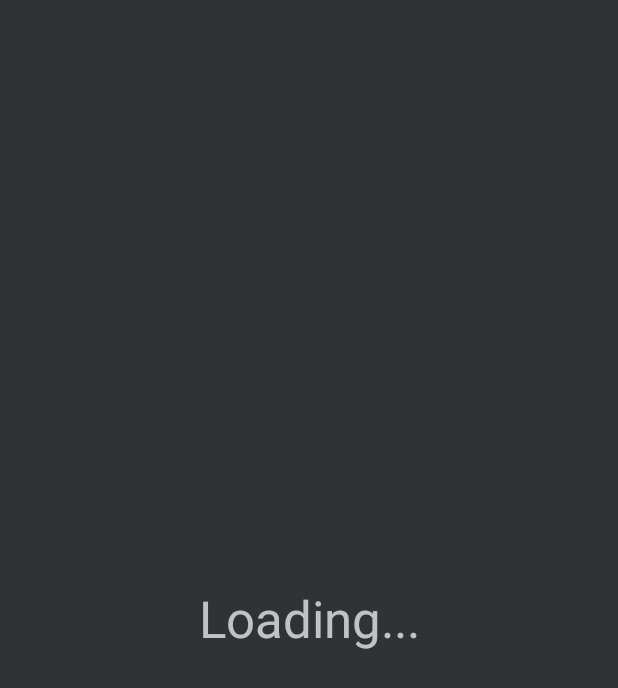
After one commit to OpriaIonut/JapoTime, an Android app: the layout loading_screen.xml on its own in the app's theme, with its tools: preview values and no code run, on a phone screen of 412 x 824 dp. The commit adds this screen. Shown: the top 688 px of the screen. Run offline under Robolectric (Android 15) with nearby library versions, the phone set to English and light mode, and no system bars.

Commit message:
Added loading screen
Will be shown until the kanji dictionary finishes processing

```diff
--- a/app/src/main/java/com/example/japotimeapp/MainActivity.java
+++ b/app/src/main/java/com/example/japotimeapp/MainActivity.java
@@ -5,6 +5,7 @@ import androidx.appcompat.app.AppCompatActivity;
 import android.os.AsyncTask;
 import android.os.Bundle;
 
+import com.example.japotimeapp.fragments.LoadingScreenFragment;
 import com.example.japotimeapp.fragments.MainPageFragment;
 import com.example.japotimeapp.utils.KanjiCard;
 
@@ -30,7 +31,7 @@ public class MainActivity extends AppCompatActivity {
         super.onCreate(savedInstanceState);
         setContentView(R.layout.activity_main);
 
-        getSupportFragmentManager().beginTransaction().add(R.id.fragmentContainer, new MainPageFragment(this)).commit();
+        getSupportFragmentManager().beginTransaction().add(R.id.fragmentContainer, new LoadingScreenFragment(this)).commit();
         new FetchData().start();
     }
 
@@ -41,6 +42,7 @@ public class MainActivity extends AppCompatActivity {
             cardsCollection.add(new KanjiCard(result.get(index)));
         }
         System.out.println("Found: " + cardsCollection.size() + " cards.");
+        getSupportFragmentManager().beginTransaction().add(R.id.fragmentContainer, new MainPageFragment(this)).commit();
     }
 
     public class FetchData extends Thread
--- /dev/null
+++ b/app/src/main/res/layout/loading_screen.xml
@@ -0,0 +1,19 @@
+<?xml version="1.0" encoding="utf-8"?>
+<androidx.constraintlayout.widget.ConstraintLayout xmlns:android="http://schemas.android.com/apk/res/android"
+    xmlns:app="http://schemas.android.com/apk/res-auto"
+    xmlns:tools="http://schemas.android.com/tools"
+    android:layout_width="match_parent"
+    android:layout_height="match_parent"
+    android:background="@color/grayBlueish">
+
+    <TextView
+        android:id="@+id/textView"
+        android:layout_width="wrap_content"
+        android:layout_height="wrap_content"
+        android:text="Loading..."
+        android:textSize="34sp"
+        app:layout_constraintBottom_toBottomOf="parent"
+        app:layout_constraintEnd_toEndOf="parent"
+        app:layout_constraintStart_toStartOf="parent"
+        app:layout_constraintTop_toTopOf="parent" />
+</androidx.constraintlayout.widget.ConstraintLayout>
```
Also changed, not shown: app/src/main/java/com/example/japotimeapp/fragments/LoadingScreenFragment.java (added, +35 -0 lines).
